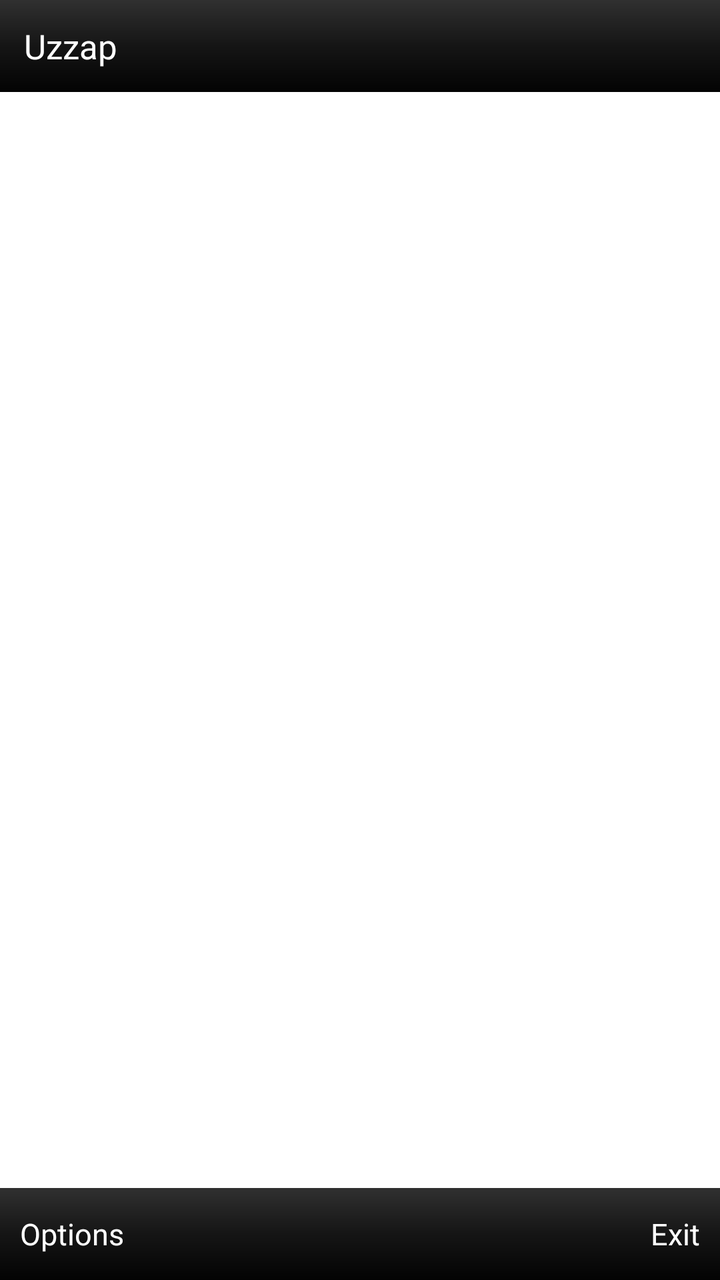
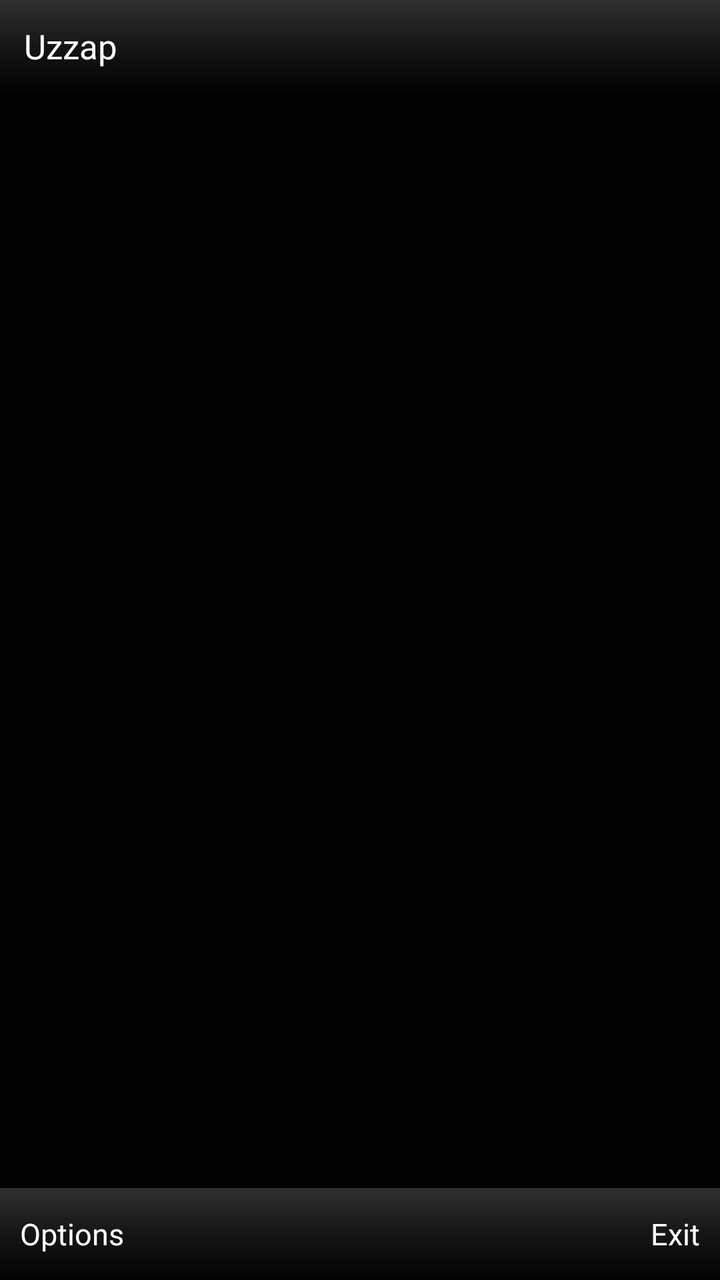

Screens rendered from an Android XML layout before and after an edit, with the pre-edit source and the edit as a unified diff.
<!-- AndroidManifest.xml: application theme Theme.Uzzap -->
<!-- res/layout/activity_chrome.xml -->
<?xml version="1.0" encoding="utf-8"?>
<LinearLayout xmlns:android="http://schemas.android.com/apk/res/android"
    android:id="@+id/chrome_root"
    android:layout_width="match_parent"
    android:layout_height="match_parent"
    android:orientation="vertical"
    android:background="@color/uzzap_black"
    android:fitsSystemWindows="false">

    
    <View
        android:id="@+id/status_bar_spacer"
        android:layout_width="match_parent"
        android:layout_height="0dp"
        android:background="@color/uzzap_black" />

    <include layout="@layout/view_titlebar" />

    <LinearLayout
        android:id="@+id/tab_strip_container"
        android:layout_width="match_parent"
        android:layout_height="40dp"
        android:background="@drawable/bar_functionbar"
        android:orientation="horizontal"
        android:paddingStart="6dp"
        android:paddingTop="4dp"
        android:visibility="gone" />

    <FrameLayout
        android:id="@+id/content_frame"
        android:layout_width="match_parent"
        android:layout_height="0dp"
        android:layout_weight="1"
        android:background="@color/uzzap_white" />

    <include layout="@layout/view_softkeybar" />

    
    <View
        android:id="@+id/nav_bar_spacer"
        android:layout_width="match_parent"
        android:layout_height="0dp"
        android:background="@color/uzzap_black" />
</LinearLayout>
<!-- res/layout/view_titlebar.xml (included above) -->
<?xml version="1.0" encoding="utf-8"?>
<LinearLayout xmlns:android="http://schemas.android.com/apk/res/android"
    android:id="@+id/title_bar_root"
    android:layout_width="match_parent"
    android:layout_height="46dp"
    android:background="@drawable/bar_titlebar"
    android:gravity="center_vertical"
    android:orientation="horizontal"
    android:paddingStart="12dp"
    android:paddingEnd="10dp">

    <TextView
        android:id="@+id/tv_title"
        style="@style/UzzapTitleText"
        android:layout_width="0dp"
        android:layout_height="wrap_content"
        android:layout_weight="1"
        android:ellipsize="end"
        android:maxLines="1"
        android:text="@string/app_name" />

    <ImageView
        android:id="@+id/iv_status_ball"
        android:layout_width="22dp"
        android:layout_height="22dp"
        android:src="@drawable/d_online"
        android:visibility="gone"
        android:contentDescription="@null" />
</LinearLayout>
<!-- res/layout/view_softkeybar.xml (included above) -->
<?xml version="1.0" encoding="utf-8"?>
<LinearLayout xmlns:android="http://schemas.android.com/apk/res/android"
    android:id="@+id/softkey_bar_root"
    android:layout_width="match_parent"
    android:layout_height="46dp"
    android:background="@drawable/bar_bottom"
    android:orientation="horizontal">

    <TextView
        android:id="@+id/btn_left"
        style="@style/UzzapSoftkeyText"
        android:layout_width="0dp"
        android:layout_height="match_parent"
        android:layout_weight="1"
        android:gravity="start|center_vertical"
        android:text="@string/softkey_options" />

    <TextView
        android:id="@+id/btn_right"
        style="@style/UzzapSoftkeyText"
        android:layout_width="0dp"
        android:layout_height="match_parent"
        android:layout_weight="1"
        android:gravity="end|center_vertical"
        android:text="@string/softkey_exit" />
</LinearLayout>
<!-- resources referenced by this layout -->
<resources>
  <color name="uzzap_black">#000000</color>
  <color name="uzzap_white">#FFFFFF</color>
  <!-- drawable bar_bottom (drawable) -->
  <?xml version="1.0" encoding="utf-8"?>
  <shape xmlns:android="http://schemas.android.com/apk/res/android"
      android:shape="rectangle">
      <gradient
          android:angle="270"
          android:startColor="#303030"
          android:centerColor="#151515"
          android:endColor="#030303" />
  </shape>
  <!-- drawable bar_functionbar (drawable) -->
  <?xml version="1.0" encoding="utf-8"?>
  <bitmap xmlns:android="http://schemas.android.com/apk/res/android"
      android:src="@drawable/d_functionbar_middle"
      android:tileModeX="repeat"
      android:tileModeY="disabled"
      android:gravity="fill" />
  <!-- drawable bar_titlebar (drawable) -->
  <?xml version="1.0" encoding="utf-8"?>
  <shape xmlns:android="http://schemas.android.com/apk/res/android"
      android:shape="rectangle">
      <gradient
          android:angle="270"
          android:startColor="#303030"
          android:centerColor="#151515"
          android:endColor="#030303" />
  </shape>
  <!-- drawable d_online: png bitmap (drawable, 915 bytes) -->
  <string name="app_name">Uzzap</string>
  <string name="softkey_exit">Exit</string>
  <string name="softkey_options">Options</string>
  <style name="UzzapSoftkeyText">
          <item name="android:textColor">@color/uzzap_bar_font</item>
          <item name="android:textSize">15sp</item>
          <item name="android:textAllCaps">false</item>
          <item name="android:padding">10dp</item>
          <item name="android:background">?android:attr/selectableItemBackground</item>
      </style>
  <style name="UzzapTitleText">
          <item name="android:textColor">@color/uzzap_bar_font</item>
          <item name="android:textSize">17sp</item>
          <item name="android:textAllCaps">false</item>
      </style>
  <style name="Theme.Uzzap" parent="Theme.AppCompat.Light.NoActionBar">
          <item name="android:windowBackground">@color/uzzap_white</item>
          <item name="colorPrimary">@color/uzzap_black</item>
          <item name="colorPrimaryDark">@color/uzzap_black</item>
          <item name="colorAccent">@color/uzzap_special_blue</item>
          <item name="android:textColor">@color/uzzap_text</item>
      </style>
  <!-- drawable d_functionbar_middle: png bitmap (drawable, 221 bytes) -->
  <color name="uzzap_bar_font">#FFFFFF</color>
  <color name="uzzap_special_blue">#0D0CAF</color>
  <color name="uzzap_text">#000000</color>
</resources>

<!-- the commit's change to res/layout/activity_chrome.xml (unified diff, before → after) -->
@@ -31,7 +31,7 @@
         android:layout_width="match_parent"
         android:layout_height="0dp"
         android:layout_weight="1"
-        android:background="@color/uzzap_white" />
+        android:background="?attr/uzzapColorBg" />
 
     <include layout="@layout/view_softkeybar" />
 
